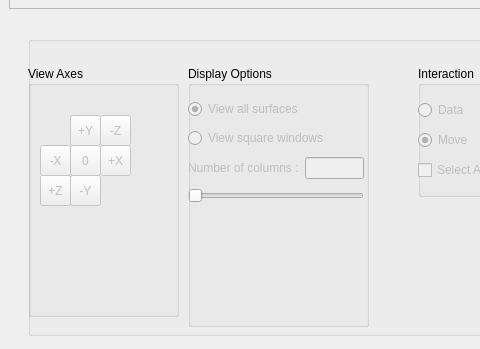
The window that ShapePopulationViewer.ui (NIRALUser/ShapePopulationViewer) describes before a commit, drawn with Qt 5; both pictures show x 0 to 480 and y 501 to 850 of the 1147 by 850 pixel window.
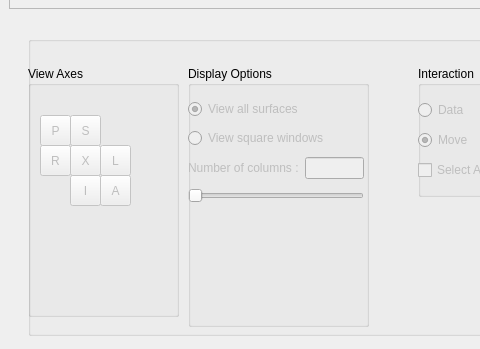
The same window after the commit. Icons and pictures are not drawn.

Commit message: Enhance Colormaps and scalarbars

```diff
--- a/ShapePopulationViewer.ui
+++ b/ShapePopulationViewer.ui
@@ -236,27 +236,27 @@
           <widget class="QToolButton" name="toolButton_1">
            <property name="geometry">
             <rect>
-             <x>60</x>
+             <x>0</x>
              <y>20</y>
              <width>31</width>
              <height>31</height>
             </rect>
            </property>
            <property name="text">
-            <string>-Z</string>
+            <string>P</string>
            </property>
           </widget>
           <widget class="QToolButton" name="toolButton_2">
            <property name="geometry">
             <rect>
-             <x>0</x>
+             <x>60</x>
              <y>80</y>
              <width>31</width>
              <height>31</height>
             </rect>
            </property>
            <property name="text">
-            <string>+Z</string>
+            <string>A</string>
            </property>
           </widget>
           <widget class="QToolButton" name="toolButton_4">
@@ -269,7 +269,7 @@
             </rect>
            </property>
            <property name="text">
-            <string>-X</string>
+            <string>R</string>
            </property>
           </widget>
           <widget class="QToolButton" name="toolButton_3">
@@ -282,7 +282,7 @@
             </rect>
            </property>
            <property name="text">
-            <string>+X</string>
+            <string>L</string>
            </property>
           </widget>
           <widget class="QToolButton" name="toolButton_5">
@@ -295,7 +295,7 @@
             </rect>
            </property>
            <property name="text">
-            <string>+Y</string>
+            <string>S</string>
            </property>
           </widget>
           <widget class="QToolButton" name="toolButton_6">
@@ -308,7 +308,7 @@
             </rect>
            </property>
            <property name="text">
-            <string>-Y</string>
+            <string>I</string>
            </property>
           </widget>
           <widget class="QToolButton" name="toolButton_0">
@@ -321,7 +321,7 @@
             </rect>
            </property>
            <property name="text">
-            <string>0</string>
+            <string>X</string>
            </property>
           </widget>
          </widget>
```
The commit also changes 1 other file.
